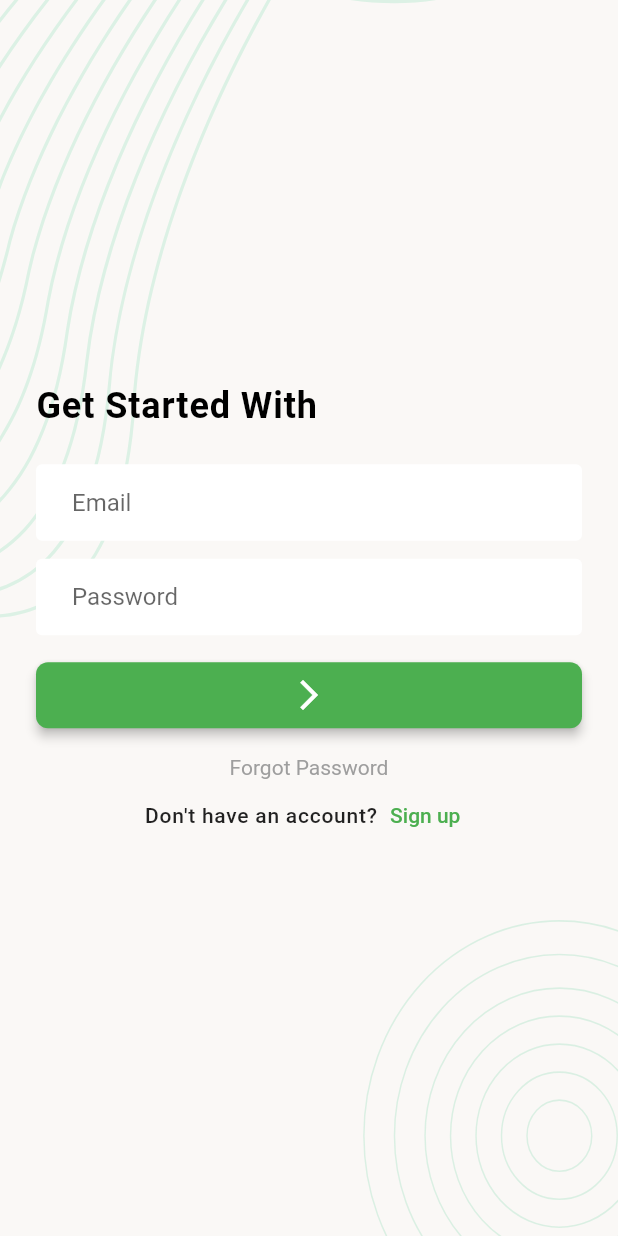
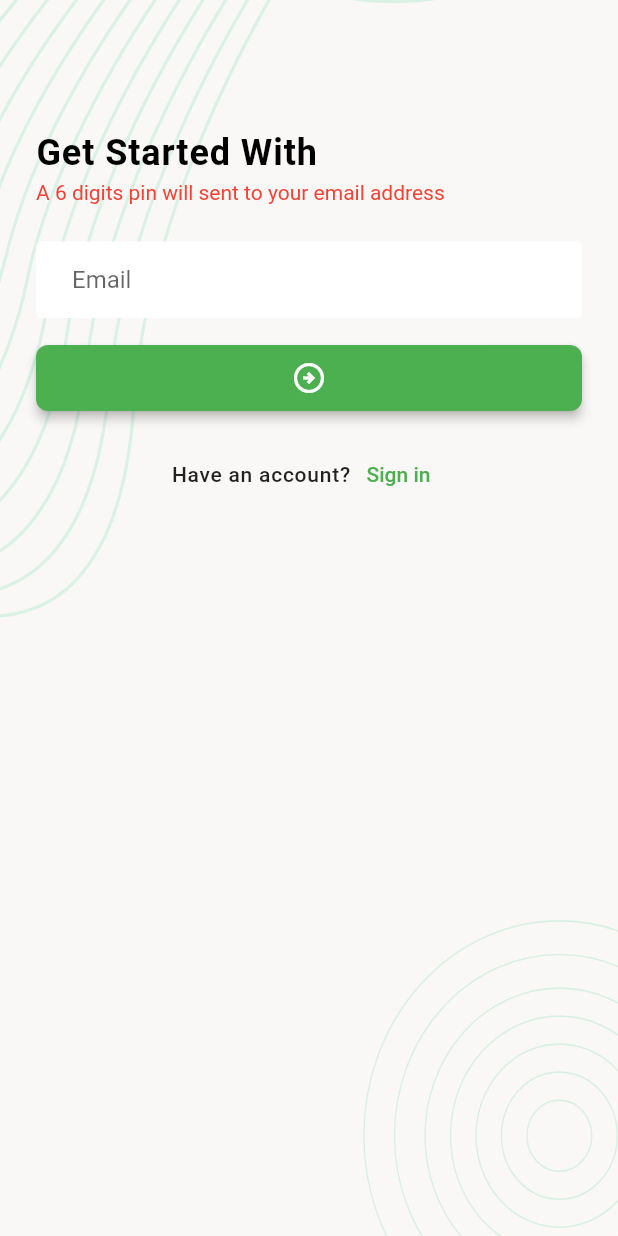
Before and after one commit to khalid063/Task-Manager, a Flutter app: the screen it shows after launch, after a tap on "Forgot Password", on a phone screen of 412 x 824 dp. Run offline on Flutter 3.47's test engine with Material 2 defaults, Android fonts, the phone set to English and light mode, and no system bars; our stand-ins replace flutter_svg.

Commit message:
Email Verification Screen Design is Done

```diff
--- /dev/null
+++ b/lib/ui/screens/email_verification_screen.dart
@@ -0,0 +1,74 @@
+import 'package:flutter/material.dart';
+import 'package:task_manager/ui/widgets/screen_background.dart';
+
+class EmailVerificationScreen extends StatefulWidget {
+  const EmailVerificationScreen({Key? key}) : super(key: key);
+
+  @override
+  State<EmailVerificationScreen> createState() => _EmailVerificationScreenState();
+}
+
+class _EmailVerificationScreenState extends State<EmailVerificationScreen> {
+  @override
+  Widget build(BuildContext context) {
+    return Scaffold(
+      body: ScreenBackground(
+        child: SafeArea(
+          child: SingleChildScrollView(
+            child: Padding(
+              padding: EdgeInsets.all(24.0),
+              child: Column(
+                crossAxisAlignment: CrossAxisAlignment.start,
+                children: [
+                  SizedBox(height: 64,),
+                  Text(
+                    'Get Started With',
+                    style: Theme.of(context).textTheme.titleLarge,
+                  ),
+                  SizedBox(height: 4,),
+                  Text(
+                    'A 6 digits pin will sent to your email address',
+                    style: Theme.of(context)
+                        .textTheme
+                        .bodyMedium
+                        ?.copyWith(color: Colors.red),          ///*** If I want to "overRide" the color of Text of Theme color
+                                                                ///*** we have to use "copyWith(), ? is for null safety
+                  ),
+                  SizedBox(height: 25,),
+                  TextFormField(
+                    keyboardType: TextInputType.emailAddress,
+                      decoration: const InputDecoration(
+                          hintText: 'Email'
+                      )
+                  ),
+                  SizedBox(height: 16,),
+                  SizedBox(
+                    width: double.infinity,
+                    child: ElevatedButton(
+                        onPressed: () {}, child: Icon(Icons.arrow_circle_right_outlined)),
+                  ),
+                  SizedBox(height: 16,),
+                  Row(
+                    mainAxisAlignment: MainAxisAlignment.center,
+                    children: [
+                      const Text(
+                        "Have an account?",
+                        style: TextStyle(
+                          fontWeight: FontWeight.w500,
+                          letterSpacing: 0.5,
+                        ),
+                      ),
+                      TextButton(onPressed: (){
+                        Navigator.pop(context);
+                      }, child: Text('Sign in')),
+                    ],
+                  )
+                ],
+              ),
+            ),
+          ),
+        ),
+      ),
+    );
+  }
+}
--- a/lib/ui/screens/login_screen.dart
+++ b/lib/ui/screens/login_screen.dart
@@ -1,5 +1,6 @@
 import 'package:flutter/cupertino.dart';
 import 'package:flutter/material.dart';
+import 'package:task_manager/ui/screens/email_verification_screen.dart';
 import '../widgets/screen_background.dart';
 
 class LoginScreen extends StatelessWidget {
@@ -9,13 +10,15 @@ class LoginScreen extends StatelessWidget {
   Widget build(BuildContext context) {
     return Scaffold(
       body: ScreenBackground(
+        child: SingleChildScrollView(
           child: SafeArea(
             child: Padding(
               padding: EdgeInsets.all(24),
               child: Column(
-              mainAxisAlignment: MainAxisAlignment.center,
+                //mainAxisAlignment: MainAxisAlignment.center,
                 crossAxisAlignment: CrossAxisAlignment.start,
                 children: [
+                  SizedBox(height: 64,),
                   Text(
                       'Get Started With',
                     style: Theme.of(context).textTheme.titleLarge,
@@ -44,7 +47,9 @@ class LoginScreen extends StatelessWidget {
                   SizedBox(height: 16,),
                   Center(
                   child: InkWell(       ///*** for Removing the outside padding of Text Button
-                  onTap: () {},
+                    onTap: () {
+                      Navigator.push(context, MaterialPageRoute(builder: (context) => EmailVerificationScreen()));
+                    },
                     child: Text(
                       'Forgot Password',
                       style: TextStyle(color: Colors.grey),
@@ -67,6 +72,7 @@ class LoginScreen extends StatelessWidget {
                 ],
               ),
             ),
+          ),
         )
       ),
     );
```
Also changed, not shown: lib/ui/screens/pin_verification_screen.dart (added, +74 -0 lines). Lines whose indentation alone changed are shown as unchanged.
